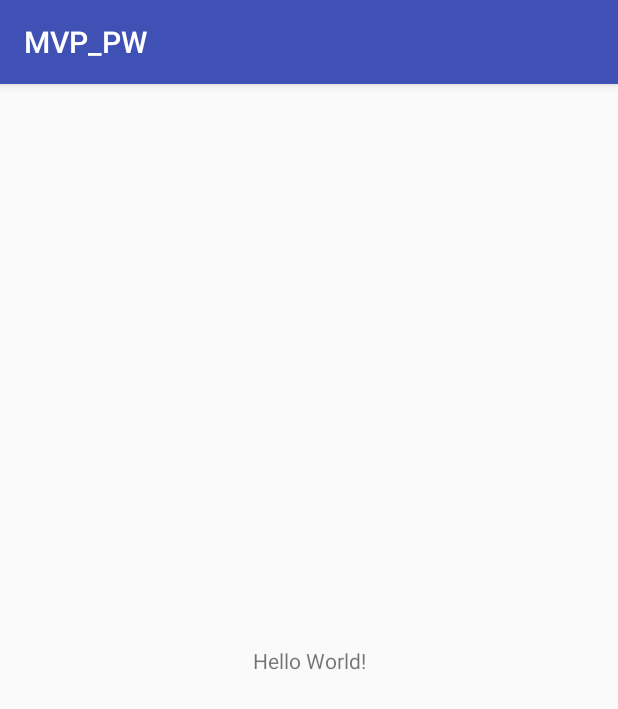
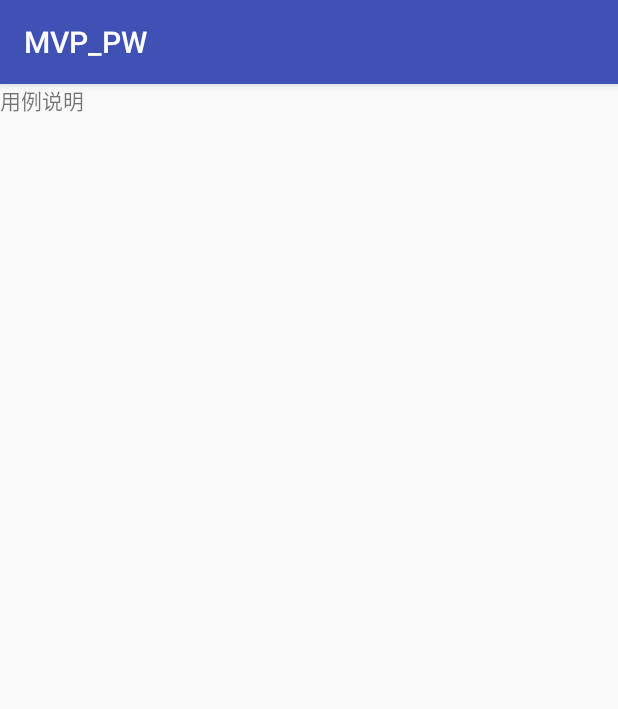
Before and after one commit to LeXiaoWen/MVP, an Android app: the screen it shows after launch (MainActivity), on a phone screen of 412 x 824 dp. Shown: the top 709 px of the screen. Run offline under Robolectric (Android 15) with nearby library versions, the phone set to English and light mode, and no system bars.

Commit message:
用例说明

```diff
--- a/app/src/main/java/com/leo/mvp_pw/MainActivity.java
+++ b/app/src/main/java/com/leo/mvp_pw/MainActivity.java
@@ -9,5 +9,6 @@ public class MainActivity extends AppCompatActivity {
     protected void onCreate(Bundle savedInstanceState) {
         super.onCreate(savedInstanceState);
         setContentView(R.layout.activity_main);
+
     }
 }
--- a/app/src/main/res/layout/activity_main.xml
+++ b/app/src/main/res/layout/activity_main.xml
@@ -1,5 +1,5 @@
 <?xml version="1.0" encoding="utf-8"?>
-<android.support.constraint.ConstraintLayout
+<RelativeLayout
     xmlns:android="http://schemas.android.com/apk/res/android"
     xmlns:app="http://schemas.android.com/apk/res-auto"
     xmlns:tools="http://schemas.android.com/tools"
@@ -8,12 +8,8 @@
     tools:context="com.leo.mvp_pw.MainActivity">
 
     <TextView
+        android:text="用例说明"
         android:layout_width="wrap_content"
-        android:layout_height="wrap_content"
-        android:text="Hello World!"
-        app:layout_constraintBottom_toBottomOf="parent"
-        app:layout_constraintLeft_toLeftOf="parent"
-        app:layout_constraintRight_toRightOf="parent"
-        app:layout_constraintTop_toTopOf="parent"/>
+        android:layout_height="wrap_content"/>
 
-</android.support.constraint.ConstraintLayout>
+</RelativeLayout>
```
